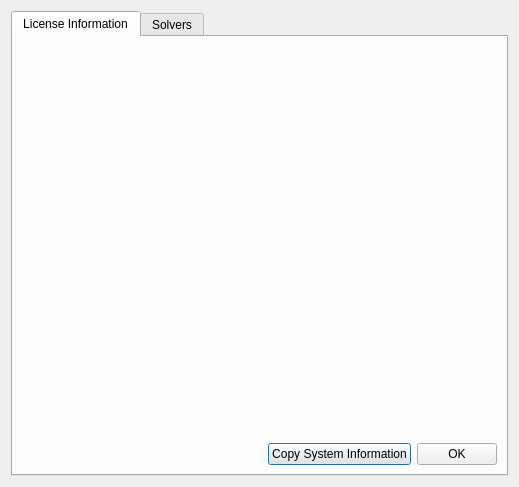
This is src/support/aboutgamsdialog.ui in GAMS-dev/studio as Qt 5 draws it before an edit. The edited form follows.
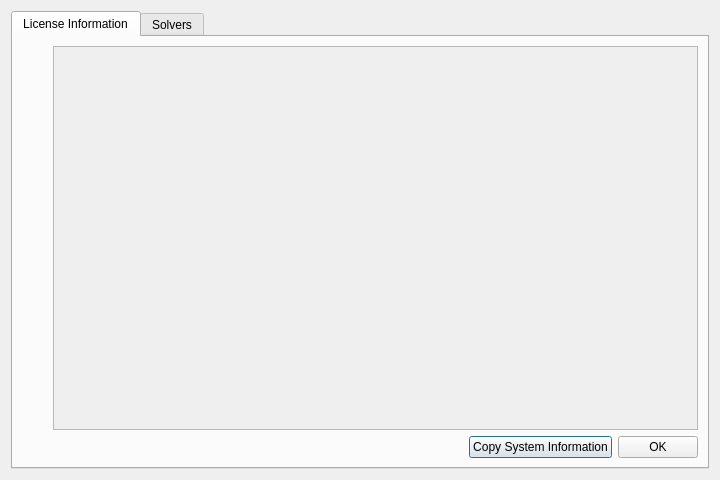
This is the edited form. Icons and pictures are not drawn.

Commit message: Resolve "About GAMS dialog cuts of text"

The edit to the form file:
```diff
--- a/src/support/aboutgamsdialog.ui
+++ b/src/support/aboutgamsdialog.ui
@@ -6,8 +6,8 @@
    <rect>
     <x>0</x>
     <y>0</y>
-    <width>519</width>
-    <height>487</height>
+    <width>720</width>
+    <height>480</height>
    </rect>
   </property>
   <property name="windowTitle">
@@ -72,6 +72,33 @@
           </layout>
          </item>
          <item>
+          <widget class="QScrollArea" name="scrollArea">
+           <property name="sizePolicy">
+            <sizepolicy hsizetype="Expanding" vsizetype="Minimum">
+             <horstretch>0</horstretch>
+             <verstretch>0</verstretch>
+            </sizepolicy>
+           </property>
+           <property name="horizontalScrollBarPolicy">
+            <enum>Qt::ScrollBarAsNeeded</enum>
+           </property>
+           <property name="sizeAdjustPolicy">
+            <enum>QAbstractScrollArea::AdjustToContents</enum>
+           </property>
+           <property name="widgetResizable">
+            <bool>true</bool>
+           </property>
+           <widget class="QWidget" name="scrollAreaWidgetContents_5">
+            <property name="geometry">
+             <rect>
+              <x>0</x>
+              <y>0</y>
+              <width>582</width>
+              <height>363</height>
+             </rect>
+            </property>
+            <layout class="QHBoxLayout" name="horizontalLayout_3">
+             <item>
           <widget class="QLabel" name="label">
            <property name="sizePolicy">
             <sizepolicy hsizetype="Expanding" vsizetype="Minimum">
@@ -118,6 +145,10 @@
           </widget>
          </item>
         </layout>
+           </widget>
+          </widget>
+         </item>
+        </layout>
        </item>
        <item>
         <layout class="QHBoxLayout" name="horizontalLayout_bottom">
```
Left out of the diff: 2 changed lines with no effect on the pictures. Lines whose indentation alone changed are shown as unchanged. The commit also changes 3 other files.
